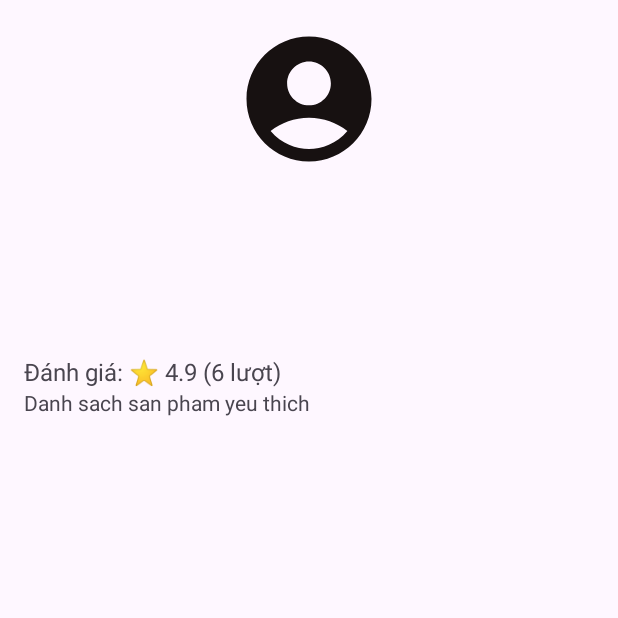
After one commit to NinhTranThuy/share2need, an Android app: the UserProfileActivity screen opened directly, with no data from a screen before it, on a phone screen of 412 x 824 dp, the top half of it. The commit adds this screen. Run offline under Robolectric (Android 15) with nearby library versions, the phone set to English and light mode, and no system bars; our stand-ins replace Firebase (no records; nobody signed in at launch, a user with empty details on screens opened directly).

Commit message:
Trang ca nhan, yeu thich

```diff
--- /dev/null
+++ b/app/src/main/java/com/example/share2need/UserProfileActivity.java
@@ -0,0 +1,94 @@
+package com.example.share2need;
+
+import android.content.Intent;
+import android.os.Bundle;
+import android.widget.ImageView;
+import android.widget.TextView;
+import android.widget.Toast;
+
+import androidx.annotation.Nullable;
+import androidx.appcompat.app.AppCompatActivity;
+
+import com.bumptech.glide.Glide;
+import com.google.firebase.Timestamp;
+import com.google.firebase.auth.FirebaseAuth;
+import com.google.firebase.firestore.DocumentSnapshot;
+import com.google.firebase.firestore.FirebaseFirestore;
+
+public class UserProfileActivity extends AppCompatActivity {
+
+    private TextView fullnameText, emailText, phoneText, addressText, createdAtText, ratingText, DanhSachYeuThich;
+    private ImageView avatarImage;
+
+    private FirebaseFirestore db;
+    private FirebaseAuth auth;
+
+    @Override
+    protected void onCreate(@Nullable Bundle savedInstanceState) {
+        super.onCreate(savedInstanceState);
+        setContentView(R.layout.activity_user_profile);
+
+        // Ánh xạ view
+        avatarImage = findViewById(R.id.avatarImage);
+        fullnameText = findViewById(R.id.fullnameText);
+        emailText = findViewById(R.id.emailText);
+        phoneText = findViewById(R.id.phoneText);
+        addressText = findViewById(R.id.addressText);
+        createdAtText = findViewById(R.id.createdAtText);
+        ratingText = findViewById(R.id.ratingText);
+
+        DanhSachYeuThich = findViewById(R.id.DanhSachYeuThich);
+        DanhSachYeuThich.setOnClickListener(v -> {
+            Intent intent = new Intent(UserProfileActivity.this, FavoriteActivity.class);
+            startActivity(intent);
+        });
+
+        // Khởi tạo Firebase
+        db = FirebaseFirestore.getInstance();
+        auth = FirebaseAuth.getInstance();
+
+        // Lấy userId từ Firebase hoặc hardcode nếu chưa login
+//        String userId = auth.getCurrentUser() != null
+//                ? auth.getCurrentUser().getUid()
+//                : "userID"; // hoặc userA, user123 tùy bạn
+        String userId = "userID";
+
+        // Truy xuất dữ liệu người dùng từ Firestore
+        db.collection("users").document(userId)
+                .get()
+                .addOnSuccessListener(this::displayUserInfo)
+                .addOnFailureListener(e -> Toast.makeText(this, "Không thể tải thông tin người dùng", Toast.LENGTH_SHORT).show());
+    }
+
+    private void displayUserInfo(DocumentSnapshot documentSnapshot) {
+        if (documentSnapshot.exists()) {
+            String fullname = documentSnapshot.getString("fullname");
+            String email = documentSnapshot.getString("email");
+            String phone = documentSnapshot.getString("phone");
+            String address = documentSnapshot.getString("address");
+            String profileImage = documentSnapshot.getString("profileImage");
+            Double rating = documentSnapshot.getDouble("rating");
+            Long totalRatings = documentSnapshot.getLong("totalRatings");
+            Timestamp createdAt = documentSnapshot.getTimestamp("createdAt");
+
+            fullnameText.setText("👤 " + (fullname != null ? fullname : ""));
+            emailText.setText("📧 " + (email != null ? email : ""));
+            phoneText.setText("📱 " + (phone != null ? phone : ""));
+            addressText.setText("📍 " + (address != null ? address : ""));
+            createdAtText.setText("🗓️ Tham gia: " +
+                    (createdAt != null ? createdAt.toDate().toString() : "N/A"));
+            ratingText.setText("⭐ " +
+                    (rating != null ? rating : 0) +
+                    " (" + (totalRatings != null ? totalRatings : 0) + " lượt)");
+
+            if (profileImage != null && !profileImage.isEmpty()) {
+                Glide.with(this)
+                        .load(profileImage)
+                        .placeholder(R.drawable.baseline_account_circle_24)
+                        .into(avatarImage);
+            }
+        } else {
+            Toast.makeText(this, "Không tìm thấy người dùng", Toast.LENGTH_SHORT).show();
+        }
+    }
+}
--- /dev/null
+++ b/app/src/main/res/drawable/baseline_account_circle_24.xml
@@ -0,0 +1,5 @@
+<vector xmlns:android="http://schemas.android.com/apk/res/android" android:height="24dp" android:tint="#171111" android:viewportHeight="24" android:viewportWidth="24" android:width="24dp">
+
+    <path android:fillColor="@android:color/white" android:pathData="M12,2C6.48,2 2,6.48 2,12s4.48,10 10,10s10,-4.48 10,-10S17.52,2 12,2zM12,6c1.93,0 3.5,1.57 3.5,3.5S13.93,13 12,13s-3.5,-1.57 -3.5,-3.5S10.07,6 12,6zM12,20c-2.03,0 -4.43,-0.82 -6.14,-2.88C7.55,15.8 9.68,15 12,15s4.45,0.8 6.14,2.12C16.43,19.18 14.03,20 12,20z"/>
+
+</vector>
--- /dev/null
+++ b/app/src/main/res/drawable/ic_star_border.xml
@@ -0,0 +1,5 @@
+<vector xmlns:android="http://schemas.android.com/apk/res/android" android:height="24dp" android:tint="#C1FD00" android:viewportHeight="24" android:viewportWidth="24" android:width="24dp">
+
+    <path android:fillColor="@android:color/white" android:pathData="M22,9.24l-7.19,-0.62L12,2 9.19,8.63 2,9.24l5.46,4.73L5.82,21 12,17.27 18.18,21l-1.63,-7.03L22,9.24zM12,15.4l-3.76,2.27 1,-4.28 -3.32,-2.88 4.38,-0.38L12,6.1l1.71,4.04 4.38,0.38 -3.32,2.88 1,4.28L12,15.4z"/>
+
+</vector>
--- /dev/null
+++ b/app/src/main/res/drawable/ic_star_filled.xml
@@ -0,0 +1,5 @@
+<vector xmlns:android="http://schemas.android.com/apk/res/android" android:height="24dp" android:tint="#C1FD00" android:viewportHeight="24" android:viewportWidth="24" android:width="24dp">
+
+    <path android:fillColor="@android:color/white" android:pathData="M12,17.27L18.18,21l-1.64,-7.03L22,9.24l-7.19,-0.61L12,2 9.19,8.63 2,9.24l5.46,4.73L5.82,21z"/>
+
+</vector>
--- /dev/null
+++ b/app/src/main/res/layout/activity_user_profile.xml
@@ -0,0 +1,66 @@
+<ScrollView xmlns:android="http://schemas.android.com/apk/res/android"
+    android:layout_width="match_parent"
+    android:layout_height="match_parent"
+    android:padding="16dp">
+
+    <LinearLayout
+        android:orientation="vertical"
+        android:layout_width="match_parent"
+        android:layout_height="wrap_content">
+
+        <ImageView
+            android:id="@+id/avatarImage"
+            android:layout_width="100dp"
+            android:layout_height="100dp"
+            android:layout_gravity="center"
+            android:scaleType="centerCrop"
+            android:src="@drawable/baseline_account_circle_24"
+            android:layout_marginBottom="16dp"/>
+
+        <TextView
+            android:id="@+id/fullnameText"
+            android:layout_width="match_parent"
+            android:layout_height="wrap_content"
+            />
+        <TextView
+            android:id="@+id/emailText"
+            android:layout_width="match_parent"
+            android:layout_height="wrap_content"/>
+        <TextView
+            android:id="@+id/phoneText"
+            android:layout_width="match_parent"
+            android:layout_height="wrap_content"/>
+        <TextView
+            android:id="@+id/addressText"
+            android:layout_width="match_parent"
+            android:layout_height="wrap_content"/>
+        <TextView
+            android:id="@+id/createdAtText"
+            android:layout_width="match_parent"
+            android:layout_height="wrap_content"/>
+
+        <TextView
+            android:id="@+id/ratingText"
+            android:layout_width="wrap_content"
+            android:layout_height="wrap_content"
+            android:text="Đánh giá: ⭐ 4.9 (6 lượt)"
+            android:textSize="16sp"
+            android:layout_marginTop="8dp" />
+
+        <TextView
+            android:id="@+id/DanhSachYeuThich"
+            android:layout_width="match_parent"
+            android:layout_height="wrap_content"
+            android:text="Danh sach san pham yeu thich"/>
+
+        <!-- Thêm RecyclerView nếu hiển thị danh sách sản phẩm -->
+        <androidx.recyclerview.widget.RecyclerView
+            android:id="@+id/recyclerViewProducts"
+            android:layout_width="match_parent"
+            android:layout_height="wrap_content"
+            android:layout_marginTop="16dp" />
+
+
+
+    </LinearLayout>
+</ScrollView>
--- a/app/src/main/res/values/strings.xml
+++ b/app/src/main/res/values/strings.xml
@@ -1,3 +1,5 @@
 <resources>
     <string name="app_name">share2need</string>
+    <!-- TODO: Remove or change this placeholder text -->
+    <string name="hello_blank_fragment">Hello blank fragment</string>
 </resources>
```
Also changed, not shown: app/build.gradle.kts (+6 -1 lines), app/src/main/AndroidManifest.xml (+8 -0 lines), app/src/main/java/com/example/share2need/FavoriteActivity.java (added, +70 -0 lines), app/src/main/java/com/example/share2need/MainActivity.java (+10 -10 lines), app/src/main/java/com/example/share2need/Product.java (added, +119 -0 lines), app/src/main/java/com/example/share2need/ProductAdapter.java (added, +96 -0 lines), app/src/main/res/layout/activity_favorite.xml (added, +21 -0 lines), app/src/main/res/layout/activity_main.xml (+7 -13 lines), app/src/main/res/layout/item_product.xml (added, +48 -0 lines).
